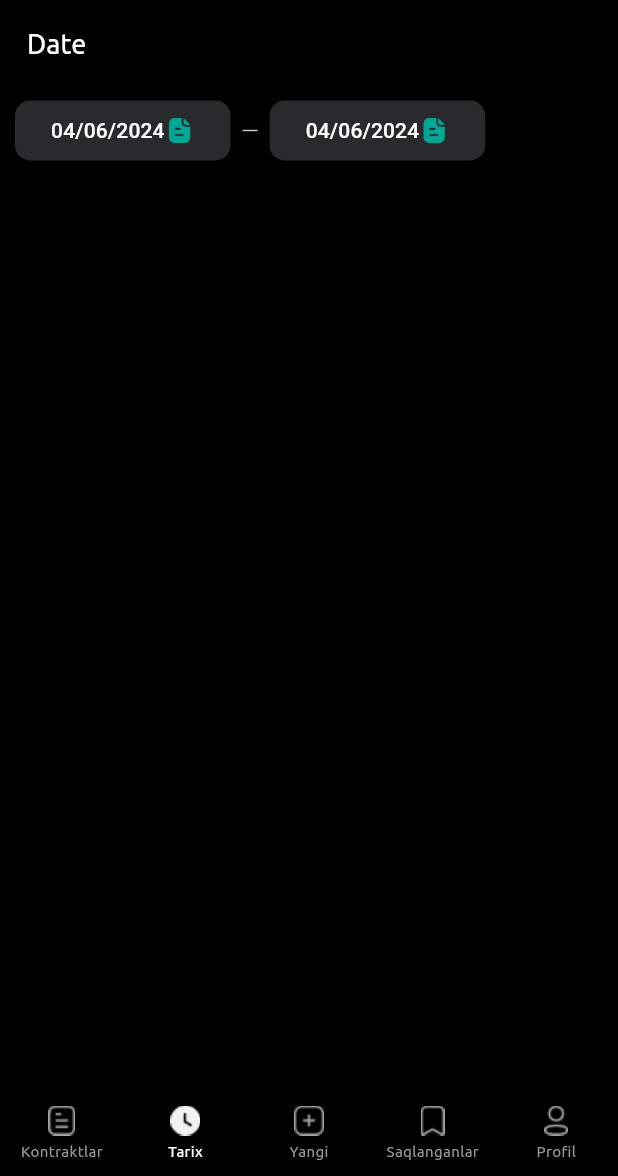
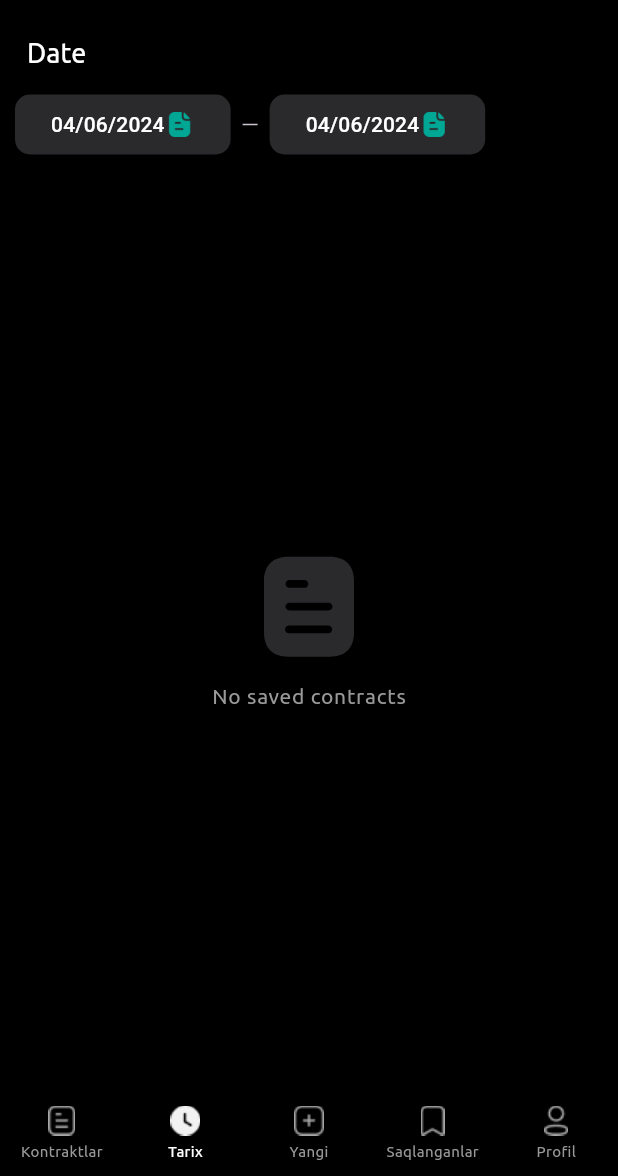
Before and after one commit to ofokov/i_billing, a Flutter app: the screen it shows after launch, item 2 of the bottom bar chosen, on a phone screen of 412 x 824 dp, the part 60-1236 px from its top. Run offline on Flutter 3.47's test engine with Material 3 defaults, Android fonts, the light colour scheme and no system bars; our stand-ins replace bloc, cloud_firestore, connectivity_plus, dartz, easy_date_timeline, easy_localization and 6 more; accounts and stored records are empty.

Commit message:
Added the history page filter

```diff
--- a/lib/features/ibilling/presentation/bloc/ibilling_bloc/ibilling_event.dart
+++ b/lib/features/ibilling/presentation/bloc/ibilling_bloc/ibilling_event.dart
@@ -20,6 +20,19 @@ class GetListOfContracts extends IbillingEvent {
   List<Object?> get props => [];
 }
 
+class GetListOfContractInDateRange extends IbillingEvent {
+  final DateTime minDate;
+  final DateTime maxDate;
+
+  const GetListOfContractInDateRange({
+    required this.minDate,
+    required this.maxDate,
+  });
+
+  @override
+  List<Object?> get props => [];
+}
+
 class GetSavedListOfContracts extends IbillingEvent {
   const GetSavedListOfContracts();
 
--- a/lib/features/ibilling/presentation/bloc/ibilling_bloc/ibilling_state.dart
+++ b/lib/features/ibilling/presentation/bloc/ibilling_bloc/ibilling_state.dart
@@ -39,6 +39,15 @@ final class LoadedListOfContracts extends IbillingState {
   List<Object> get props => [contracts];
 }
 
+final class LoadedListOfContractInDateRange extends IbillingState {
+  final List<Contract> contracts;
+
+  const LoadedListOfContractInDateRange({required this.contracts});
+
+  @override
+  List<Object> get props => [contracts];
+}
+
 final class LoadedSavedListOfContracts extends IbillingState {
   final List<Contract> contracts;
 
--- a/lib/features/ibilling/presentation/screens/history_page.dart
+++ b/lib/features/ibilling/presentation/screens/history_page.dart
@@ -1,14 +1,16 @@
 import 'package:easy_localization/easy_localization.dart';
 import 'package:flutter/material.dart';
 import 'package:flutter_bloc/flutter_bloc.dart';
+import 'package:flutter_svg/svg.dart';
 import 'package:i_billing/features/ibilling/presentation/widgets/custom_date_picker_button.dart';
+import 'package:i_billing/features/ibilling/presentation/widgets/style/ibilling_icons.dart';
 
 import '../bloc/ibilling_bloc/ibilling_bloc.dart';
 import '../widgets/display_contracts.dart';
 import '../widgets/shimmer_contract_card.dart';
 
 class HistoryPage extends StatefulWidget {
-  const HistoryPage({Key? key}) : super(key: key);
+  const HistoryPage({super.key});
 
   @override
   State<HistoryPage> createState() => _HistoryPageState();
@@ -19,14 +21,113 @@ class _HistoryPageState extends State<HistoryPage> {
   DateTime dateEnd = DateTime.now().subtract(const Duration(minutes: 10));
   @override
   void initState() {
-    BlocProvider.of<IbillingBloc>(context).add(const GetListOfContracts());
+    // BlocProvider.of<IbillingBloc>(context).add(const GetListOfContracts());
 
     super.initState();
   }
 
   @override
   Widget build(BuildContext context) {
-    return BlocBuilder<IbillingBloc, IbillingState>(
+    return Padding(
+      padding: const EdgeInsets.symmetric(horizontal: 10.0, vertical: 6),
+      child: Column(
+        crossAxisAlignment: CrossAxisAlignment.start,
+        children: [
+          Padding(
+            padding: const EdgeInsets.symmetric(horizontal: 8.0),
+            child: Text(
+              'Date',
+              style: Theme.of(context).textTheme.titleMedium,
+            ),
+          ),
+          const SizedBox(height: 10),
+          Row(
+            children: [
+              CustomDatePickerButton(
+                text: DateFormat("dd/MM/yyyy").format(dateStart),
+                onChanged: (val) {
+                  setState(() {
+                    dateStart = val;
+                    BlocProvider.of<IbillingBloc>(context)
+                        .add(GetListOfContractInDateRange(
+                      minDate: dateStart,
+                      maxDate: dateEnd,
+                    ));
+                  });
+                },
+                maxDate: dateEnd,
+                initialDate: dateStart,
+              ),
+              const Padding(
+                padding: EdgeInsets.symmetric(horizontal: 8.0),
+                child: SizedBox(width: 10, child: Divider()),
+              ),
+              CustomDatePickerButton(
+                initialDate: dateEnd,
+                text: DateFormat("dd/MM/yyyy").format(dateEnd),
+                onChanged: (val) {
+                  setState(() {
+                    dateEnd = val;
+                    BlocProvider.of<IbillingBloc>(context)
+                        .add(GetListOfContractInDateRange(
+                      minDate: dateStart,
+                      maxDate: dateEnd,
+                    ));
+                  });
+                },
+                minDate: dateStart,
+                maxDate: DateTime.now(),
+              ),
+            ],
+          ),
+          const SizedBox(height: 10),
+          Expanded(
+            child: BlocBuilder<IbillingBloc, IbillingState>(
+              builder: (context, state) {
+                if (state is Initial) {
+                  return const Center(
+                    child: Text('No initial data'),
+                  );
+                } else if (state is Loading) {
+                  return ListView.builder(
+                    itemCount: 4,
+                    itemBuilder: (context, index) {
+                      return const ShimmerContractsCard();
+                    },
+                  );
+                } else if (state is LoadedListOfContractInDateRange) {
+                  return DisplayContracts(contracts: state.contracts);
+                }
+                return Center(
+                  child: Column(
+                    mainAxisAlignment: MainAxisAlignment.center,
+                    children: [
+                      SvgPicture.asset(
+                        color: Theme.of(context).primaryColor,
+                        IBillingIcons.noData,
+                        semanticsLabel: 'No data',
+                        height: 80,
+                        width: 80,
+                      ),
+                      const SizedBox(height: 10),
+                      Text(
+                        'No saved contracts',
+                        style: Theme.of(context).textTheme.labelMedium,
+                      ),
+                    ],
+                  ),
+                );
+              },
+            ),
+          ),
+        ],
+      ),
+    );
+  }
+}
+
+/*
+BlocBuilder<IbillingBloc, IbillingState>(
       builder: (context, state) {
         if (state is Initial) {
         } else if (state is Loading) {
@@ -44,9 +145,12 @@ class _HistoryPageState extends State<HistoryPage> {
               children: [
                 Padding(
                   padding: const EdgeInsets.symmetric(horizontal: 8.0),
-                  child: Text('Date', style: Theme.of(context).textTheme.titleMedium,),
+                  child: Text(
+                    'Date',
+                    style: Theme.of(context).textTheme.titleMedium,
+                  ),
                 ),
-                SizedBox(height: 20),
+                const SizedBox(height: 10),
                 Row(
                   children: [
                     CustomDatePickerButton(
@@ -81,5 +185,4 @@ class _HistoryPageState extends State<HistoryPage> {
         return Container();
       },
     );
-  }
-}
+*/
--- a/lib/features/ibilling/presentation/widgets/style/ibilling_icons.dart
+++ b/lib/features/ibilling/presentation/widgets/style/ibilling_icons.dart
@@ -30,5 +30,5 @@ class IBillingIcons {
   static const zoom = "assets/icons/zoom.png";
 
   // images
-  static const noSavedContracts = "assets/images/no_saved_contracts.png";
+  static const noData = "assets/images/no_data.svg";
 }
--- a/pubspec.yaml
+++ b/pubspec.yaml
@@ -27,6 +27,7 @@ dependencies:
   shimmer: ^3.0.0
   easy_date_timeline: ^1.1.3
   bottom_picker: ^2.7.0
+  flutter_svg: ^2.0.10+1
 
 dev_dependencies:
   flutter_test:
```
Also changed, not shown: lib/features/ibilling/presentation/bloc/ibilling_bloc/ibilling_bloc.dart (+32 -0 lines), lib/features/ibilling/presentation/screens/save_page.dart (+28 -5 lines), assets/images/no_data.svg (added), assets/images/no_saved_contracts.png (deleted), pubspec.lock.
